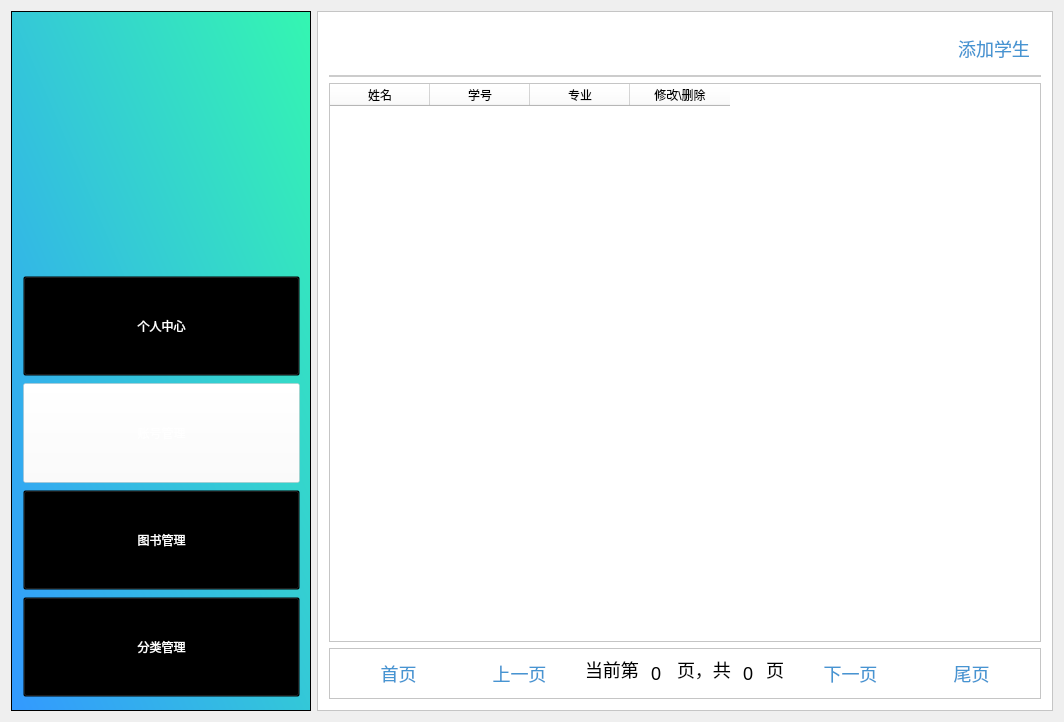
First picture: the form in Library/Library/admin_searchuser.ui, repository BooksOcean/BooksOcean, before the edit.
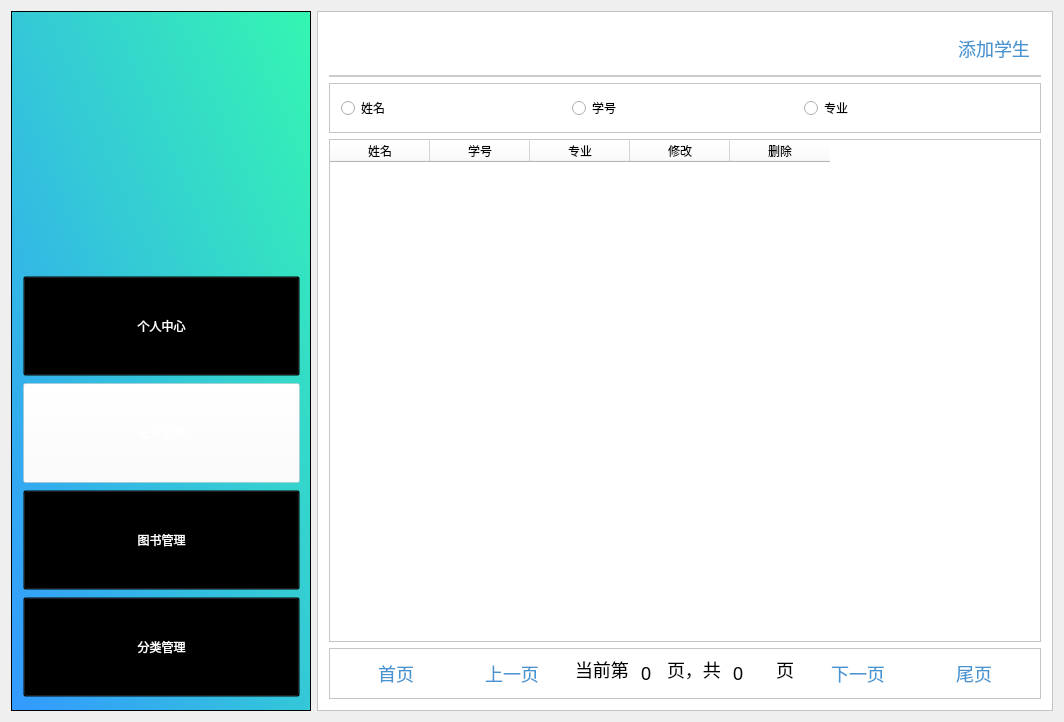
Second picture: the form after the edit. Icons and pictures are not drawn.

Patch:
```diff
--- a/Library/Library/admin_searchuser.ui
+++ b/Library/Library/admin_searchuser.ui
@@ -269,6 +269,45 @@
         </layout>
        </widget>
       </item>
+      <item>
+       <widget class="QFrame" name="frame_6">
+        <property name="maximumSize">
+         <size>
+          <width>16777215</width>
+          <height>50</height>
+         </size>
+        </property>
+        <property name="frameShape">
+         <enum>QFrame::StyledPanel</enum>
+        </property>
+        <property name="frameShadow">
+         <enum>QFrame::Raised</enum>
+        </property>
+        <layout class="QHBoxLayout" name="horizontalLayout_4">
+         <item>
+          <widget class="QRadioButton" name="radioName">
+           <property name="text">
+            <string>姓名</string>
+           </property>
+          </widget>
+         </item>
+         <item>
+          <widget class="QRadioButton" name="radioCode">
+           <property name="text">
+            <string>学号</string>
+           </property>
+          </widget>
+         </item>
+         <item>
+          <widget class="QRadioButton" name="radioMajor">
+           <property name="text">
+            <string>专业</string>
+           </property>
+          </widget>
+         </item>
+        </layout>
+       </widget>
+      </item>
       <item>
        <widget class="QTableWidget" name="tableWidget">
         <property name="sizePolicy">
@@ -294,7 +333,12 @@
         </column>
         <column>
          <property name="text">
-          <string>修改\删除</string>
+          <string>修改</string>
+         </property>
+        </column>
+        <column>
+         <property name="text">
+          <string>删除</string>
          </property>
         </column>
        </widget>
@@ -431,7 +475,7 @@
              </property>
              <property name="maximumSize">
               <size>
-               <width>20</width>
+               <width>40</width>
                <height>16777215</height>
               </size>
              </property>
```
Left out of the diff: 2 changed lines with no effect on the pictures.
